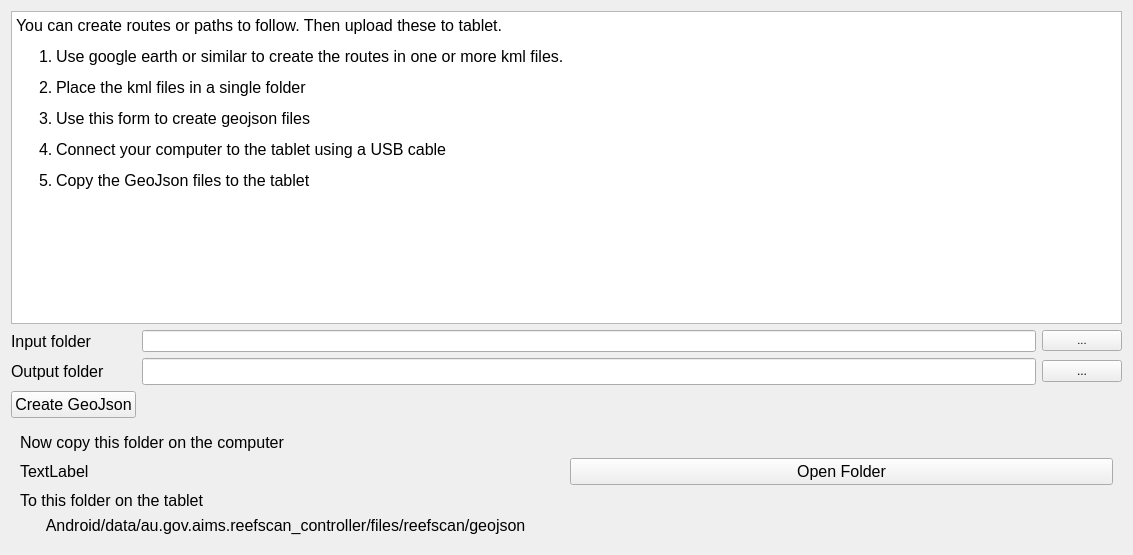
This is src/resources/routes.ui in open-AIMS/reefscan_desktop_data_manager as Qt 5 draws it before an edit. The edited form follows.
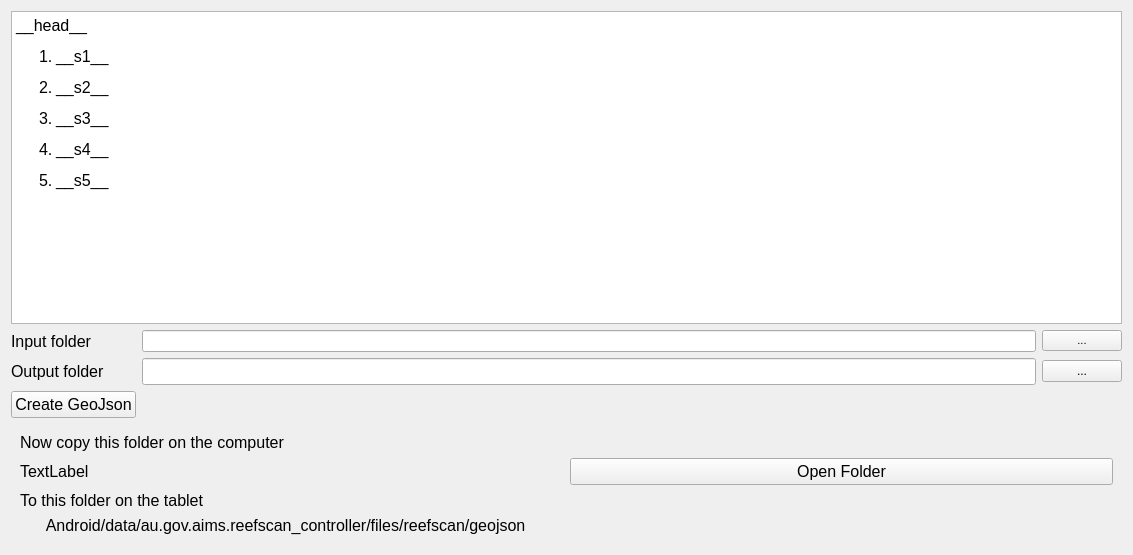
This is the edited form.

What changed in the file:
```diff
--- a/src/resources/routes.ui
+++ b/src/resources/routes.ui
@@ -75,12 +75,12 @@
 &lt;html&gt;&lt;head&gt;&lt;meta name=&quot;qrichtext&quot; content=&quot;1&quot; /&gt;&lt;style type=&quot;text/css&quot;&gt;
 p, li { white-space: pre-wrap; }
 &lt;/style&gt;&lt;/head&gt;&lt;body style=&quot; font-family:'MS Shell Dlg 2'; font-size:12pt; font-weight:400; font-style:normal;&quot;&gt;
-&lt;p style=&quot; margin-top:0px; margin-bottom:0px; margin-left:0px; margin-right:0px; -qt-block-indent:0; text-indent:0px;&quot;&gt;You can create routes or paths to follow. Then upload these to tablet.&lt;/p&gt;
-&lt;ol style=&quot;margin-top: 0px; margin-bottom: 0px; margin-left: 0px; margin-right: 0px; -qt-list-indent: 1;&quot;&gt;&lt;li style=&quot; margin-top:12px; margin-bottom:12px; margin-left:0px; margin-right:0px; -qt-block-indent:0; text-indent:0px;&quot;&gt;Use google earth or similar to create the routes in one or more kml files.&lt;/li&gt;
-&lt;li style=&quot; margin-top:0px; margin-bottom:12px; margin-left:0px; margin-right:0px; -qt-block-indent:0; text-indent:0px;&quot;&gt;Place the kml files in a single folder&lt;/li&gt;
-&lt;li style=&quot; margin-top:0px; margin-bottom:12px; margin-left:0px; margin-right:0px; -qt-block-indent:0; text-indent:0px;&quot;&gt;Use this form to create geojson files&lt;/li&gt;
-&lt;li style=&quot; margin-top:0px; margin-bottom:12px; margin-left:0px; margin-right:0px; -qt-block-indent:0; text-indent:0px;&quot;&gt;Connect your computer to the tablet using a USB cable&lt;/li&gt;
-&lt;li style=&quot; margin-top:0px; margin-bottom:12px; margin-left:0px; margin-right:0px; -qt-block-indent:0; text-indent:0px;&quot;&gt;Copy the GeoJson files to the tablet&lt;/li&gt;&lt;/ol&gt;
+&lt;p style=&quot; margin-top:0px; margin-bottom:0px; margin-left:0px; margin-right:0px; -qt-block-indent:0; text-indent:0px;&quot;&gt;__head__&lt;/p&gt;
+&lt;ol style=&quot;margin-top: 0px; margin-bottom: 0px; margin-left: 0px; margin-right: 0px; -qt-list-indent: 1;&quot;&gt;&lt;li style=&quot; margin-top:12px; margin-bottom:12px; margin-left:0px; margin-right:0px; -qt-block-indent:0; text-indent:0px;&quot;&gt;__s1__&lt;/li&gt;
+&lt;li style=&quot; margin-top:0px; margin-bottom:12px; margin-left:0px; margin-right:0px; -qt-block-indent:0; text-indent:0px;&quot;&gt;__s2__&lt;/li&gt;
+&lt;li style=&quot; margin-top:0px; margin-bottom:12px; margin-left:0px; margin-right:0px; -qt-block-indent:0; text-indent:0px;&quot;&gt;__s3__&lt;/li&gt;
+&lt;li style=&quot; margin-top:0px; margin-bottom:12px; margin-left:0px; margin-right:0px; -qt-block-indent:0; text-indent:0px;&quot;&gt;__s4__&lt;/li&gt;
+&lt;li style=&quot; margin-top:0px; margin-bottom:12px; margin-left:0px; margin-right:0px; -qt-block-indent:0; text-indent:0px;&quot;&gt;__s5__&lt;/li&gt;&lt;/ol&gt;
 &lt;p style=&quot;-qt-paragraph-type:empty; margin-top:0px; margin-bottom:0px; margin-left:0px; margin-right:0px; -qt-block-indent:0; text-indent:0px;&quot;&gt;&lt;br /&gt;&lt;/p&gt;&lt;/body&gt;&lt;/html&gt;</string>
      </property>
     </widget>
```
